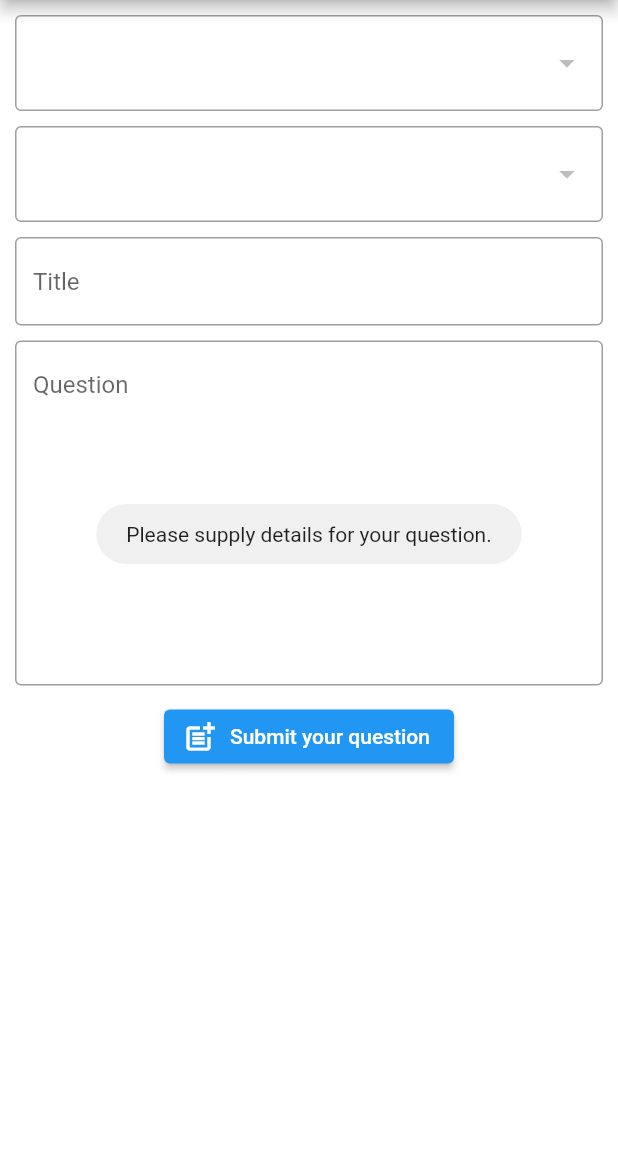
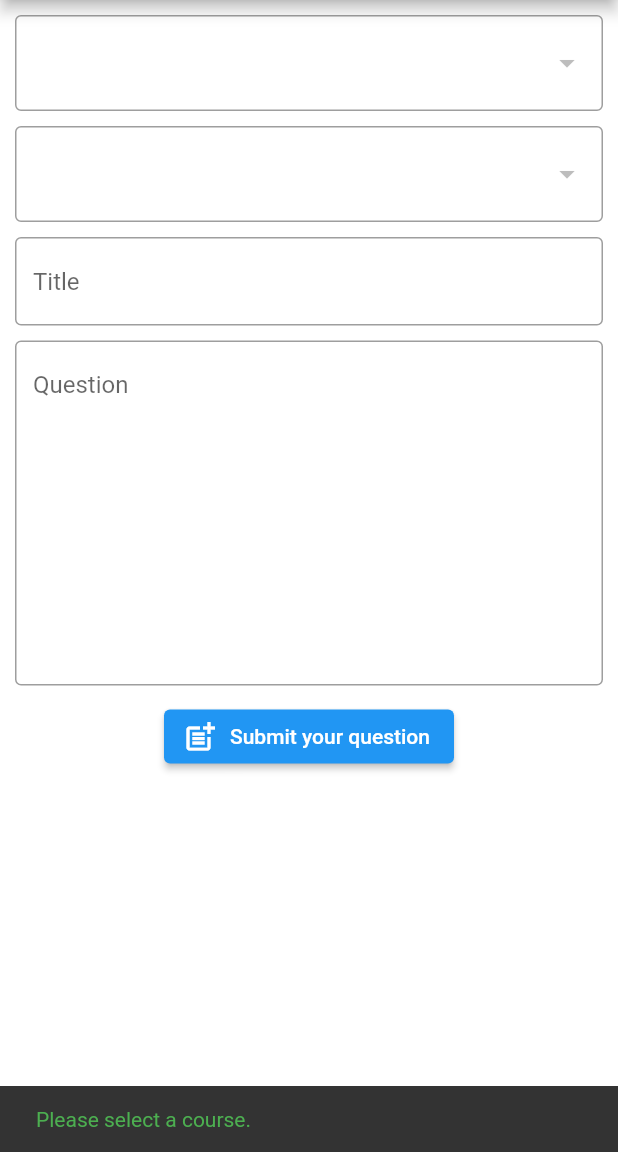
Before and after one commit to gltch/wits-overflow, a Flutter app: the PostQuestionScreen screen opened directly, after a tap on "Submit your question", on a phone screen of 412 x 824 dp, the part 84-1236 px from its top. Run offline on Flutter 3.47's test engine with Material 2 defaults, Android fonts, the light colour scheme and no system bars; our stand-ins replace cloud_firestore, firebase_auth, firebase_core, flutter_dotenv, flutter_secure_storage, flutter_svg and 2 more; missing offline and left inert: universal_html; accounts and stored records are empty.

Commit message:
Votes showing on screen

```diff
--- a/app/lib/screens/module_questions_screen.dart
+++ b/app/lib/screens/module_questions_screen.dart
@@ -51,7 +51,7 @@
               itemBuilder: (context, index) {
                 Map<String, dynamic>? data = snapshot.data?[index];
                 if (data != null) {
-                  return QuestionSummary(data: data);
+                  return QuestionSummary(questionId: data['id'], data: data);
                 }
                 else {
                   return SizedBox.shrink();
--- a/app/lib/screens/post_question_screen.dart
+++ b/app/lib/screens/post_question_screen.dart
@@ -34,12 +34,24 @@
   final bodyController = new TextEditingController();
 
   void _notify(message) {
-    Fluttertoast.showToast(
-      msg: message,
-      toastLength: Toast.LENGTH_SHORT,
-      gravity: ToastGravity.CENTER,
-      timeInSecForIosWeb: 1
+    // Fluttertoast.showToast(
+    //   msg: message,
+    //   toastLength: Toast.LENGTH_SHORT,
+    //   gravity: ToastGravity.CENTER,
+    //   timeInSecForIosWeb: 1
+    // );
+
+    final snackBar = SnackBar(
+      content: Text(
+        message,
+        style: TextStyle(
+          color: Colors.green,
+        ),
+      ),
+      // backgroundColor: Colors.greenAccent,
     );
+    ScaffoldMessenger.of(context).showSnackBar(snackBar);
+
   }
 
   bool _validQuestion() {
--- a/app/lib/screens/user_info_screen.dart
+++ b/app/lib/screens/user_info_screen.dart
@@ -38,7 +38,7 @@
             .where("authorId", isEqualTo: this.userId)
             .get()
             .then((docs){
-              print(docs.size);
+              //print(docs.size);
               this.questionCount += docs.size;
             });
 
--- a/app/lib/widgets/favourites_tab.dart
+++ b/app/lib/widgets/favourites_tab.dart
@@ -47,7 +47,7 @@
             itemBuilder: (context, index) {
               Map<String, dynamic>? data = snapshot.data?[index];
               if (data != null) {
-                return QuestionSummary(data: data);
+                return QuestionSummary(questionId: data['id'], data: data);
               }
               else {
                 return SizedBox.shrink();
--- a/app/lib/widgets/my_posts_tab.dart
+++ b/app/lib/widgets/my_posts_tab.dart
@@ -47,7 +47,7 @@
             itemBuilder: (context, index) {
               Map<String, dynamic>? data = snapshot.data?[index];
               if (data != null) {
-                return QuestionSummary(data: data);
+                return QuestionSummary(questionId: data['id'], data: data);
               }
               else {
                 return SizedBox.shrink();
--- a/app/lib/widgets/recent_activity_tab.dart
+++ b/app/lib/widgets/recent_activity_tab.dart
@@ -44,7 +44,7 @@
             itemBuilder: (context, index) {
               Map<String, dynamic>? data = snapshot.data?[index];
               if (data != null) {
-                return QuestionSummary(data: data);
+                return QuestionSummary(questionId: data['id'], data: data);
               }
               else {
                 return SizedBox.shrink();
```
Also changed, not shown: app/lib/utils/wits_overflow_data.dart (+16 -2 lines), app/lib/widgets/question_summary.dart (+41 -12 lines).
